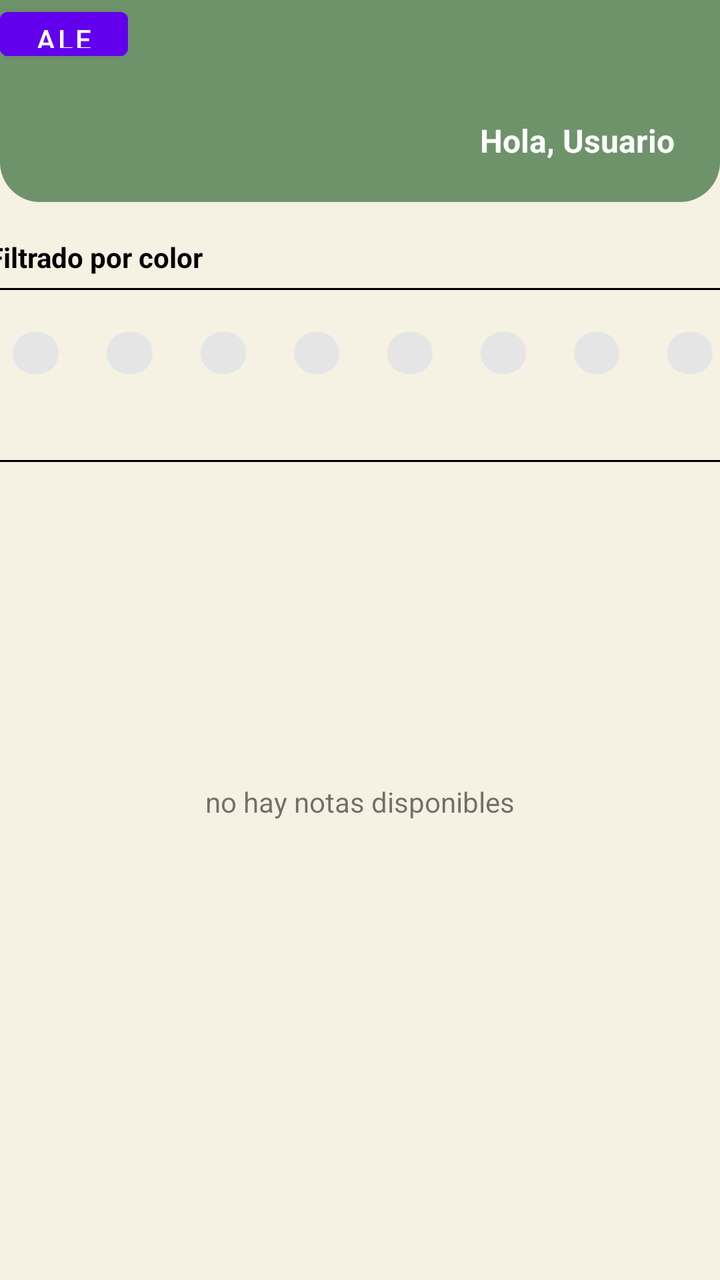
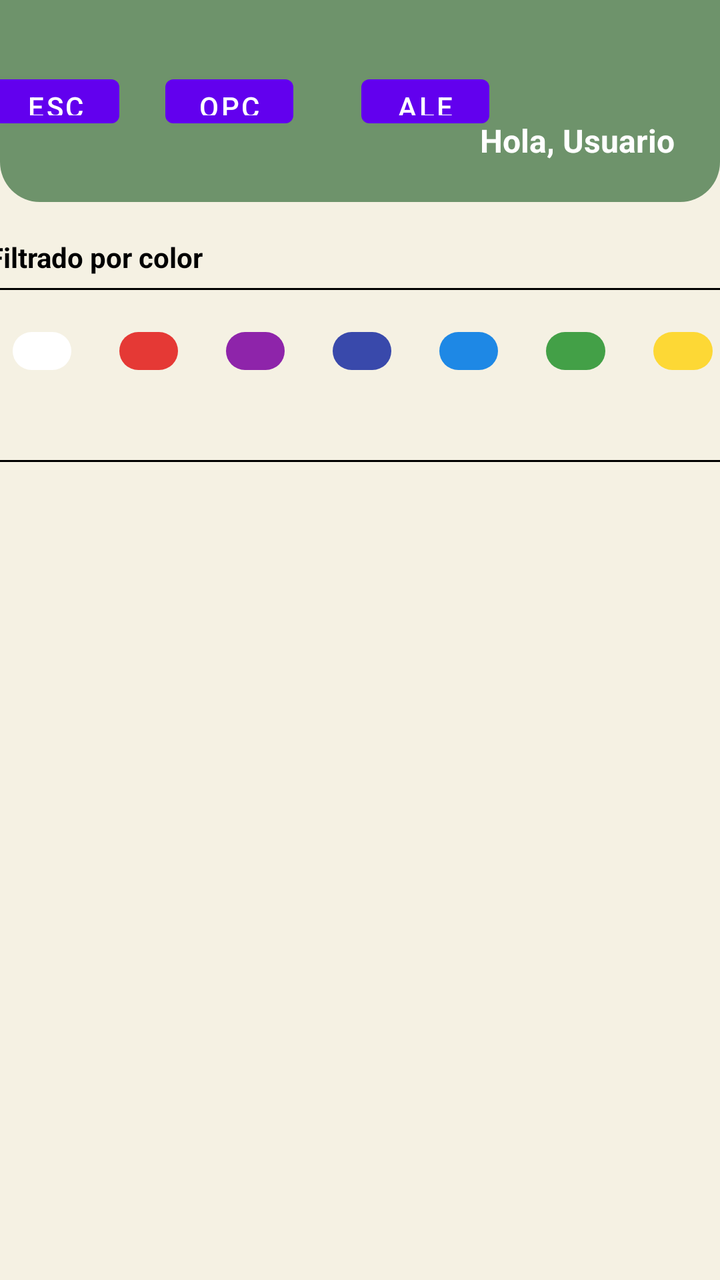

An Android layout rendered at two revisions. The XML below is the earlier revision; the diff shows what the commit changed to produce the second picture.
<!-- AndroidManifest.xml: application theme Theme.AppNotas -->
<!-- res/layout/activity_general.xml -->
<?xml version="1.0" encoding="utf-8"?>
<androidx.constraintlayout.widget.ConstraintLayout xmlns:android="http://schemas.android.com/apk/res/android"
    xmlns:app="http://schemas.android.com/apk/res-auto"
    xmlns:tools="http://schemas.android.com/tools"
    android:id="@+id/main"
    android:layout_width="match_parent"
    android:layout_height="match_parent"
    android:layout_marginLeft="1dp"
    android:background="#F5F1E3"
    tools:context=".View.GeneralActivity">


    <TextView
        android:id="@+id/textView4"
        android:layout_width="wrap_content"
        android:layout_height="wrap_content"
        android:layout_marginStart="19dp"
        android:layout_marginTop="10dp"
        android:layout_marginEnd="353dp"
        android:layout_marginBottom="6dp"
        android:fontFamily="sans-serif"
        android:text="Notas"
        android:textColor="#000000"
        android:textStyle="bold"
        app:layout_constraintBottom_toTopOf="@+id/view2"
        app:layout_constraintEnd_toEndOf="parent"
        app:layout_constraintStart_toStartOf="parent"
        app:layout_constraintTop_toBottomOf="@+id/linearLayout" />

    <ImageView
        android:id="@+id/imageView"
        android:layout_width="0dp"
        android:layout_height="101dp"
        android:src="@drawable/recurso_rectangulo"
        app:layout_constraintBottom_toTopOf="@+id/textView"
        app:layout_constraintEnd_toEndOf="parent"
        app:layout_constraintHorizontal_bias="0.0"
        app:layout_constraintStart_toStartOf="parent"
        app:layout_constraintTop_toTopOf="parent" />

    <LinearLayout
        android:id="@+id/linearLayout"
        android:layout_width="374dp"
        android:layout_height="37dp"
        android:layout_marginStart="19dp"
        android:layout_marginTop="6dp"
        android:layout_marginEnd="17dp"
        android:orientation="horizontal"
        app:layout_constraintBottom_toTopOf="@+id/textView4"
        app:layout_constraintEnd_toEndOf="parent"
        app:layout_constraintStart_toStartOf="parent"
        app:layout_constraintTop_toBottomOf="@+id/view">

        <com.google.android.material.chip.Chip
            android:id="@+id/chipCerrado2"
            android:layout_width="wrap_content"
            android:layout_height="37dp"
            android:layout_weight="1"
            android:checkable="true"
            android:textColor="#FFFFFF"
            android:textStyle="bold" />

        <com.google.android.material.chip.Chip
            android:id="@+id/chipCerrado"
            android:layout_width="wrap_content"
            android:layout_height="37dp"
            android:layout_weight="1"
            android:checkable="true"
            android:textColor="#FFFFFF"
            android:textStyle="bold" />

        <com.google.android.material.chip.Chip
            android:id="@+id/chipCerrado5"
            android:layout_width="wrap_content"
            android:layout_height="37dp"
            android:layout_weight="1"
            android:checkable="true"
            android:textColor="#FFFFFF"
            android:textStyle="bold" />

        <com.google.android.material.chip.Chip
            android:id="@+id/chipCerrado6"
            android:layout_width="wrap_content"
            android:layout_height="37dp"
            android:layout_weight="1"
            android:checkable="true"
            android:textColor="#FFFFFF"
            android:textStyle="bold" />

        <com.google.android.material.chip.Chip
            android:id="@+id/chipCerrado7"
            android:layout_width="wrap_content"
            android:layout_height="37dp"
            android:layout_weight="1"
            android:checkable="true"
            android:textColor="#FFFFFF"
            android:textStyle="bold" />

        <com.google.android.material.chip.Chip
            android:id="@+id/chipCerrado8"
            android:layout_width="wrap_content"
            android:layout_height="37dp"
            android:layout_weight="1"
            android:checkable="true"
            android:textColor="#FFFFFF"
            android:textStyle="bold" />

        <com.google.android.material.chip.Chip
            android:id="@+id/chipCerrado3"
            android:layout_width="wrap_content"
            android:layout_height="37dp"
            android:layout_weight="1"
            android:checkable="true"
            android:textColor="#FFFFFF"
            android:textStyle="bold" />

        <com.google.android.material.chip.Chip
            android:id="@+id/chipCerrado4"
            android:layout_width="wrap_content"
            android:layout_height="37dp"
            android:layout_weight="1"
            android:checkable="true"
            android:textColor="#FFFFFF"
            android:textStyle="bold" />

    </LinearLayout>

    <ListView
        android:id="@+id/listView"
        android:layout_width="0dp"
        android:layout_height="0dp"
        android:layout_marginStart="10dp"
        android:layout_marginTop="6dp"
        android:layout_marginEnd="10dp"
        app:layout_constraintBottom_toBottomOf="parent"
        app:layout_constraintEnd_toEndOf="parent"
        app:layout_constraintStart_toStartOf="parent"
        app:layout_constraintTop_toBottomOf="@+id/view2">

    </ListView>

    <TextView
        android:id="@+id/textView3"
        android:layout_width="wrap_content"
        android:layout_height="wrap_content"
        android:text="no hay notas disponibles"
        android:visibility="visible"
        app:layout_constraintBottom_toBottomOf="parent"
        app:layout_constraintEnd_toEndOf="parent"
        app:layout_constraintStart_toStartOf="parent"
        app:layout_constraintTop_toTopOf="parent"
        app:layout_constraintVertical_bias="0.63" />

    <TextView
        android:id="@+id/textView"
        android:layout_width="wrap_content"
        android:layout_height="wrap_content"
        android:layout_marginStart="19dp"
        android:layout_marginTop="18dp"
        android:layout_marginEnd="284dp"
        android:text="Filtrado por color"
        android:textColor="#000000"
        android:textStyle="bold"
        app:layout_constraintBottom_toTopOf="@+id/view"
        app:layout_constraintEnd_toEndOf="parent"
        app:layout_constraintStart_toStartOf="parent"
        app:layout_constraintTop_toBottomOf="@+id/imageView" />

    <View
        android:id="@+id/view"
        android:layout_width="375dp"
        android:layout_height="1dp"
        android:layout_marginTop="6dp"
        android:layout_marginBottom="7dp"
        android:background="#000000"
        app:layout_constraintBottom_toTopOf="@+id/linearLayout"
        app:layout_constraintEnd_toEndOf="parent"
        app:layout_constraintStart_toStartOf="parent"
        app:layout_constraintTop_toBottomOf="@+id/textView" />

    <View
        android:id="@+id/view2"
        android:layout_width="375dp"
        android:layout_height="1dp"
        android:background="#000000"
        app:layout_constraintBottom_toTopOf="@+id/listView"
        app:layout_constraintEnd_toEndOf="parent"
        app:layout_constraintStart_toStartOf="parent"
        app:layout_constraintTop_toBottomOf="@+id/textView4" />

    <TextView
        android:id="@+id/textView5"
        android:layout_width="wrap_content"
        android:layout_height="wrap_content"
        android:text="Hola, Usuario"
        android:textAlignment="viewEnd"
        android:textColor="#FFFFFF"
        android:textSize="16sp"
        android:textStyle="bold"
        app:layout_constraintBottom_toBottomOf="@+id/imageView"
        app:layout_constraintEnd_toEndOf="parent"
        app:layout_constraintHorizontal_bias="0.914"
        app:layout_constraintStart_toStartOf="parent"
        app:layout_constraintTop_toTopOf="parent"
        app:layout_constraintVertical_bias="0.746" />

    <Button
        android:id="@+id/button"
        android:layout_width="64dp"
        android:layout_height="34dp"
        android:text="Escribir nota"
        tools:layout_editor_absoluteX="19dp"
        tools:layout_editor_absoluteY="50dp" />

    <Button
        android:id="@+id/button2"
        android:layout_width="64dp"
        android:layout_height="34dp"
        android:text="Opciones"
        tools:layout_editor_absoluteX="90dp"
        tools:layout_editor_absoluteY="50dp" />

    <Button
        android:id="@+id/button3"
        android:layout_width="64dp"
        android:layout_height="34dp"
        android:text="Aleatoria"
        tools:layout_editor_absoluteX="163dp"
        tools:layout_editor_absoluteY="50dp" />


</androidx.constraintlayout.widget.ConstraintLayout>
<!-- resources referenced by this layout -->
<resources>
  <!-- drawable recurso_rectangulo (drawable) -->
  <shape xmlns:android="http://schemas.android.com/apk/res/android"
      android:shape="rectangle">
      <solid android:color="#6E936B"/>
      <corners android:topLeftRadius="0dp"
          android:topRightRadius="0dp"
          android:bottomLeftRadius="20dp"
          android:bottomRightRadius="20dp"/>
  </shape>
  <style name="Theme.AppNotas" parent="Theme.MaterialComponents.DayNight.NoActionBar">
          
          <item name="colorPrimary">@color/purple_500</item>
          <item name="colorPrimaryVariant">@color/purple_700</item>
          <item name="colorOnPrimary">@color/white</item>
          
          <item name="colorSecondary">@color/teal_200</item>
          <item name="colorSecondaryVariant">@color/teal_700</item>
          <item name="colorOnSecondary">@color/black</item>
          
          <item name="android:statusBarColor">?attr/colorPrimaryVariant</item>
          
      </style>
  <color name="purple_500">#FF6200EE</color>
  <color name="purple_700">#FF3700B3</color>
  <color name="white">#FFFFFFFF</color>
  <color name="teal_200">#FF03DAC5</color>
  <color name="teal_700">#FF018786</color>
  <color name="black">#FF000000</color>
</resources>

<!-- the commit's change to res/layout/activity_general.xml (unified diff, before → after) -->
@@ -52,76 +52,74 @@
         app:layout_constraintTop_toBottomOf="@+id/view">
 
         <com.google.android.material.chip.Chip
-            android:id="@+id/chipCerrado2"
-            android:layout_width="wrap_content"
-            android:layout_height="37dp"
-            android:layout_weight="1"
-            android:checkable="true"
-            android:textColor="#FFFFFF"
-            android:textStyle="bold" />
-
-        <com.google.android.material.chip.Chip
-            android:id="@+id/chipCerrado"
-            android:layout_width="wrap_content"
-            android:layout_height="37dp"
-            android:layout_weight="1"
-            android:checkable="true"
-            android:textColor="#FFFFFF"
-            android:textStyle="bold" />
-
-        <com.google.android.material.chip.Chip
-            android:id="@+id/chipCerrado5"
-            android:layout_width="wrap_content"
-            android:layout_height="37dp"
-            android:layout_weight="1"
-            android:checkable="true"
-            android:textColor="#FFFFFF"
-            android:textStyle="bold" />
-
-        <com.google.android.material.chip.Chip
-            android:id="@+id/chipCerrado6"
-            android:layout_width="wrap_content"
-            android:layout_height="37dp"
-            android:layout_weight="1"
-            android:checkable="true"
-            android:textColor="#FFFFFF"
-            android:textStyle="bold" />
-
-        <com.google.android.material.chip.Chip
-            android:id="@+id/chipCerrado7"
-            android:layout_width="wrap_content"
-            android:layout_height="37dp"
-            android:layout_weight="1"
-            android:checkable="true"
-            android:textColor="#FFFFFF"
-            android:textStyle="bold" />
-
-        <com.google.android.material.chip.Chip
-            android:id="@+id/chipCerrado8"
-            android:layout_width="wrap_content"
-            android:layout_height="37dp"
-            android:layout_weight="1"
-            android:checkable="true"
-            android:textColor="#FFFFFF"
-            android:textStyle="bold" />
-
-        <com.google.android.material.chip.Chip
-            android:id="@+id/chipCerrado3"
-            android:layout_width="wrap_content"
-            android:layout_height="37dp"
-            android:layout_weight="1"
-            android:checkable="true"
-            android:textColor="#FFFFFF"
-            android:textStyle="bold" />
-
-        <com.google.android.material.chip.Chip
-            android:id="@+id/chipCerrado4"
-            android:layout_width="wrap_content"
-            android:layout_height="37dp"
-            android:layout_weight="1"
-            android:checkable="true"
-            android:textColor="#FFFFFF"
-            android:textStyle="bold" />
+            android:id="@+id/chip1"
+            android:layout_width="wrap_content"
+            android:layout_height="35dp"
+            android:layout_weight="1"
+            android:checkable="true"
+            android:textColor="#FFFFFF"
+            android:textStyle="bold"
+            app:chipBackgroundColor="@color/Color1" />
+
+        <com.google.android.material.chip.Chip
+            android:id="@+id/chip2"
+            android:layout_width="wrap_content"
+            android:layout_height="35dp"
+            android:layout_weight="1"
+            android:checkable="true"
+            android:textColor="#FFFFFF"
+            android:textStyle="bold"
+            app:chipBackgroundColor="@color/Color2" />
+
+        <com.google.android.material.chip.Chip
+            android:id="@+id/chip3"
+            android:layout_width="wrap_content"
+            android:layout_height="35dp"
+            android:layout_weight="1"
+            android:checkable="true"
+            android:textColor="#FFFFFF"
+            android:textStyle="bold"
+            app:chipBackgroundColor="@color/Color3" />
+
+        <com.google.android.material.chip.Chip
+            android:id="@+id/chip4"
+            android:layout_width="wrap_content"
+            android:layout_height="35dp"
+            android:layout_weight="1"
+            android:checkable="true"
+            android:textColor="#FFFFFF"
+            android:textStyle="bold"
+            app:chipBackgroundColor="@color/Color4" />
+
+        <com.google.android.material.chip.Chip
+            android:id="@+id/chip5"
+            android:layout_width="wrap_content"
+            android:layout_height="35dp"
+            android:layout_weight="1"
+            android:checkable="true"
+            android:textColor="#FFFFFF"
+            android:textStyle="bold"
+            app:chipBackgroundColor="@color/Color5" />
+
+        <com.google.android.material.chip.Chip
+            android:id="@+id/chip6"
+            android:layout_width="wrap_content"
+            android:layout_height="35dp"
+            android:layout_weight="1"
+            android:checkable="true"
+            android:textColor="#FFFFFF"
+            android:textStyle="bold"
+            app:chipBackgroundColor="@color/Color6" />
+
+        <com.google.android.material.chip.Chip
+            android:id="@+id/chip7"
+            android:layout_width="wrap_content"
+            android:layout_height="35dp"
+            android:layout_weight="1"
+            android:checkable="true"
+            android:textColor="#FFFFFF"
+            android:textStyle="bold"
+            app:chipBackgroundColor="@color/Color7" />
 
     </LinearLayout>
 
@@ -129,9 +127,11 @@
         android:id="@+id/listView"
         android:layout_width="0dp"
         android:layout_height="0dp"
-        android:layout_marginStart="10dp"
+        android:layout_marginStart="15dp"
         android:layout_marginTop="6dp"
-        android:layout_marginEnd="10dp"
+        android:layout_marginEnd="15dp"
+        android:divider="@android:color/transparent"
+        android:dividerHeight="8dp"
         app:layout_constraintBottom_toBottomOf="parent"
         app:layout_constraintEnd_toEndOf="parent"
         app:layout_constraintStart_toStartOf="parent"
@@ -144,7 +144,7 @@
         android:layout_width="wrap_content"
         android:layout_height="wrap_content"
         android:text="no hay notas disponibles"
-        android:visibility="visible"
+        android:visibility="gone"
         app:layout_constraintBottom_toBottomOf="parent"
         app:layout_constraintEnd_toEndOf="parent"
         app:layout_constraintStart_toStartOf="parent"
@@ -208,25 +208,35 @@
         android:id="@+id/button"
         android:layout_width="64dp"
         android:layout_height="34dp"
+        android:layout_marginEnd="7dp"
         android:text="Escribir nota"
-        tools:layout_editor_absoluteX="19dp"
-        tools:layout_editor_absoluteY="50dp" />
+        app:layout_constraintBottom_toBottomOf="@+id/imageView"
+        app:layout_constraintEnd_toStartOf="@+id/button2"
+        app:layout_constraintStart_toStartOf="parent"
+        app:layout_constraintTop_toTopOf="parent" />
 
     <Button
         android:id="@+id/button2"
         android:layout_width="64dp"
         android:layout_height="34dp"
+        android:layout_marginStart="16dp"
+        android:layout_marginEnd="19dp"
         android:text="Opciones"
-        tools:layout_editor_absoluteX="90dp"
-        tools:layout_editor_absoluteY="50dp" />
+        app:layout_constraintBottom_toBottomOf="@+id/imageView"
+        app:layout_constraintEnd_toStartOf="@+id/button3"
+        app:layout_constraintStart_toEndOf="@+id/button"
+        app:layout_constraintTop_toTopOf="parent" />
 
     <Button
         android:id="@+id/button3"
         android:layout_width="64dp"
         android:layout_height="34dp"
+        android:layout_marginStart="15dp"
         android:text="Aleatoria"
-        tools:layout_editor_absoluteX="163dp"
-        tools:layout_editor_absoluteY="50dp" />
+        app:layout_constraintBottom_toBottomOf="@+id/imageView"
+        app:layout_constraintEnd_toStartOf="@+id/textView5"
+        app:layout_constraintStart_toEndOf="@+id/button2"
+        app:layout_constraintTop_toTopOf="parent" />
 
 
 </androidx.constraintlayout.widget.ConstraintLayout>
<!-- resource entries referenced after the edit -->
@@ -1,5 +1,12 @@
 <!-- resources referenced by this layout -->
 <resources>
+  <color name="Color1">#FFFFFFFF</color>
+  <color name="Color2">#E53935</color>
+  <color name="Color3">#8E24AA</color>
+  <color name="Color4">#3949AB</color>
+  <color name="Color5">#1E88E5</color>
+  <color name="Color6">#43A047</color>
+  <color name="Color7">#FDD835</color>
   <!-- drawable recurso_rectangulo (drawable) -->
   <shape xmlns:android="http://schemas.android.com/apk/res/android"
       android:shape="rectangle">
